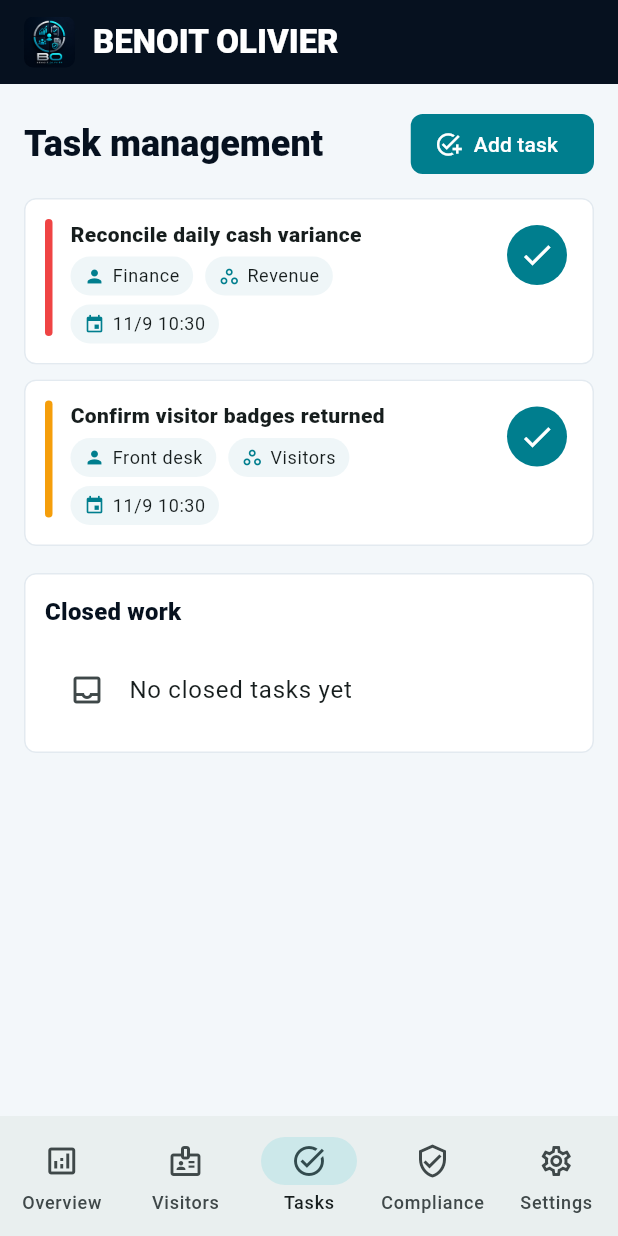
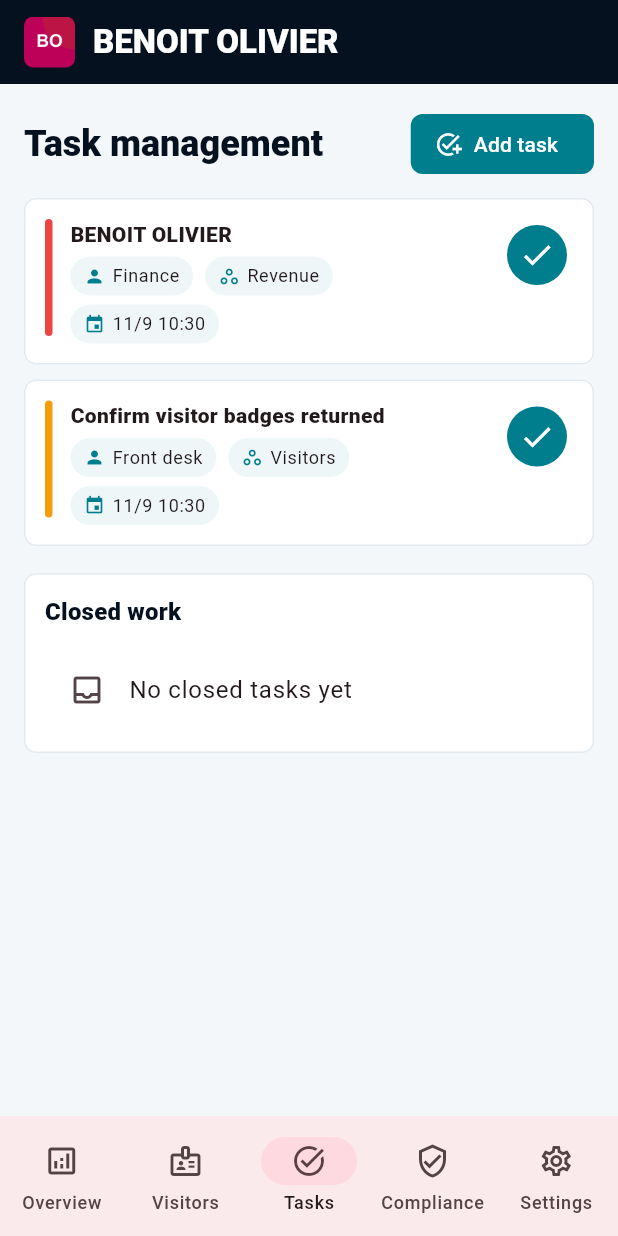
Before and after one commit to EOOrga/68d9d10a1299230338dbbdc7, a Flutter app: the screen it shows after launch, item 3 of the bottom bar chosen, on a phone screen of 412 x 824 dp. Run offline on Flutter 3.47's test engine with Material 3 defaults, Android fonts, the phone set to English and light mode, and no system bars; our stand-ins replace shared_preferences.

Commit message:
Create Flutter variant com.jhpopo.benoitolivier

```diff
--- a/lib/main.dart
+++ b/lib/main.dart
@@ -6,7 +6,7 @@ import 'package:shared_preferences/shared_preferences.dart';
 
 const _brandName = 'BENOIT OLIVIER';
 const _primaryNavy = Color(0xFF06111F);
-const _electricCyan = Color(0xFF04D9E8);
+const _electricCyan = Color(0xFFBD0058);
 const _success = Color(0xFF2DD4BF);
 const _warning = Color(0xFFF59E0B);
 const _danger = Color(0xFFEF4444);
@@ -459,7 +459,7 @@ class OperationsState extends ChangeNotifier {
     tasks = [
       OpsTask(
         id: 't1',
-        title: 'Reconcile daily cash variance',
+        title: 'BENOIT OLIVIER',
         owner: 'Finance',
         area: 'Revenue',
         dueDate: now.add(const Duration(days: 1)),
--- a/pubspec.yaml
+++ b/pubspec.yaml
@@ -1,4 +1,4 @@
-name: benoit_olivier
+name: benoitolivier
 description: Local operations workspace for BENOIT OLIVIER.
 publish_to: 'none'
 version: 1.0.0+1
@@ -21,6 +21,8 @@ flutter_launcher_icons:
   android: true
   ios: false
   image_path: "docs/icon.png"
+  adaptive_icon_foreground: docs/icon.png
+  adaptive_icon_background: "#BD6500"
   min_sdk_android: 23
 
 flutter:
```
Also changed, not shown: docs/icon.png, 11 other files.
